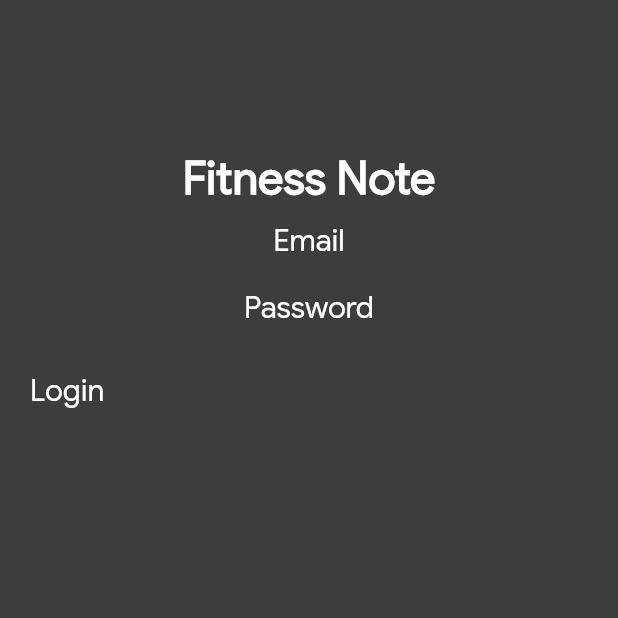
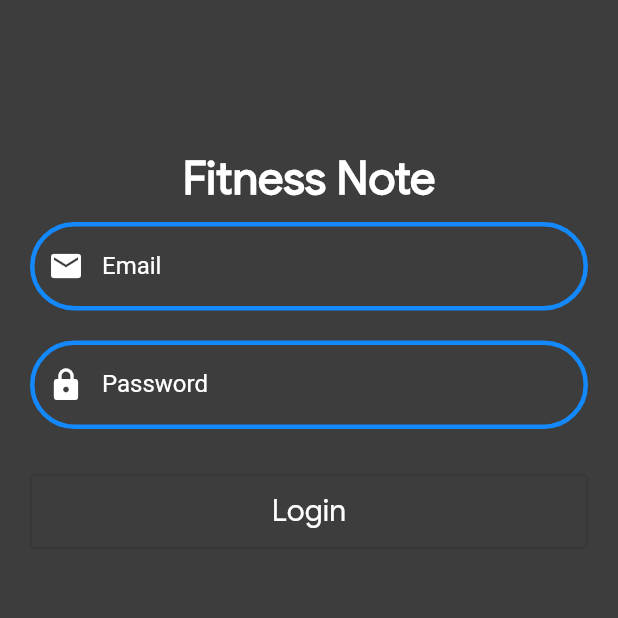
Before and after one commit to xierongchuan/FitnessNote, a Flutter app: the screen it shows after launch, on a phone screen of 412 x 824 dp, the top half of it. Run offline on Flutter 3.47's test engine with Material 2 defaults, Android fonts, the light colour scheme and no system bars; missing offline and left inert: desktop_window.

Commit message:
Initial commit

```diff
--- a/lib/gtl.dart
+++ b/lib/gtl.dart
@@ -7,36 +7,92 @@ import 'package:flutter/material.dart';
 
 // Variables
 
-final Color mBlue = Color(0xFF1389FD);
-final Color mBlueAlpha = Color(0x881389FD);
-final Color mRed = Color(0xFFA80000);
-final Color mRedAlpha = Color(0x88A80000);
-final Color mGreen = Color(0xFF359D35);
-final Color mGreenAlpha = Color(0x88359D35);
-final Color mGrey = Color(0xFF3D3D3D);
-final Color mGreyAlpha = Color(0x883D3D3D);
-final Color mDarkGrey = Color(0xFF2E2E2E);
-final Color mDarkGreyAlpha = Color(0x882E2E2E);
-final Color mLightGrey = Color(0xFF828282);
-final Color mLightGreyAlpha = Color(0x88828282);
-final Color mOrange = Color(0xFFEB4700);
-final Color mLightOrange = Color(0xFFEB6B00);
-final Color mYellow = Color(0xFFDDCC00);
-final Color mLightYellow = Color(0xFFEBE15D);
-final Color mWhite = Color(0xFFFFFFFF);
-final Color mWhiteAlpha = Color(0x88FFFFFF);
+const Color mBlue = Color(0xFF1389FD);
+const Color mBlueAlpha = Color(0x881389FD);
+const Color mRed = Color(0xFFA80000);
+const Color mRedAlpha = Color(0x88A80000);
+const Color mGreen = Color(0xFF359D35);
+const Color mGreenAlpha = Color(0x88359D35);
+const Color mGrey = Color(0xFF3D3D3D);
+const Color mGreyAlpha = Color(0x883D3D3D);
+const Color mDarkGrey = Color(0xFF2E2E2E);
+const Color mDarkGreyAlpha = Color(0x882E2E2E);
+const Color mLightGrey = Color(0xFF828282);
+const Color mLightGreyAlpha = Color(0x88828282);
+const Color mOrange = Color(0xFFEB4700);
+const Color mLightOrange = Color(0xFFEB6B00);
+const Color mYellow = Color(0xFFDDCC00);
+const Color mLightYellow = Color(0xFFEBE15D);
+const Color mWhite = Color(0xFFFFFFFF);
+const Color mWhiteAlpha = Color(0x88FFFFFF);
+const Color mTransparent = Color(0x00FF00FF);
 
 // Functions
 
-Widget mIcon(
+OutlinedButton mButton(
+    {
+      required Widget child,
+      required void onPressed(),
+      Color foregroundColor = mGreen,
+      Color overlayColor = mLightGreyAlpha,
+    }
+    ) {
+  return OutlinedButton(
+    style: ButtonStyle(
+      foregroundColor: MaterialStateProperty.all<Color>(foregroundColor),
+      overlayColor: MaterialStateProperty.all<Color>(overlayColor),
+    ),
+    onPressed: onPressed,
+    child: child
+  );
+}
+
+Widget mTextField(
+    {
+      required Icon icon,
+      required String hint,
+      required TextEditingController controller,
+      bool obscure = false
+    }
+    ) {
+  return Container(
+    padding: EdgeInsets.only(left: 20, right: 20),
+    child: TextField(
+      controller: controller,
+      obscureText: obscure,
+      style: TextStyle(
+        color: mWhite,
+      ),
+      decoration: InputDecoration(
+        labelText: hint,
+        labelStyle: TextStyle(color: mWhite),
+        focusedBorder: OutlineInputBorder(
+          borderRadius: BorderRadius.all(Radius.circular(12.5)),
+          borderSide: BorderSide(color: mBlue, width: 3),
+        ),
+        enabledBorder: OutlineInputBorder(
+          borderRadius: BorderRadius.all(Radius.circular(30)),
+          borderSide: BorderSide(color: mBlue, width: 3),
+        ),
+        // hintText: hint,
+        prefixIcon: Padding(
+          padding: EdgeInsets.only(left: 10, right: 10,),
+          child: icon,
+        ),
+      )
+    ),
+  );
+}
+
+Icon mIcon(
     IconData? icon,
     {
-      Color color = Colors.white,
+      Color color = mWhite,
       double size = 24.0
     }
     ) {
   return Icon(
-    icon ?? Icons.ad_units,
+    icon ?? Icons.account_box,
     color: color,
     size: size,
   );
@@ -47,8 +103,8 @@ Widget mText100(
     {
       double size = 100.0,
       String family = 'Google',
-      Color color = Colors.white,
-      Color backgroundColor = Colors.transparent,
+      Color color = mWhite,
+      Color backgroundColor = mTransparent,
       FontWeight fontWeight = FontWeight.normal
     }
     ) {
@@ -69,8 +125,8 @@ Widget mText90(
     {
       double size = 90.0,
       String family = 'Google',
-      Color color = Colors.white,
-      Color backgroundColor = Colors.transparent,
+      Color color = mWhite,
+      Color backgroundColor = mTransparent,
       FontWeight fontWeight = FontWeight.normal
     }
     ) {
@@ -91,8 +147,8 @@ Widget mText80(
     {
       double size = 80.0,
       String family = 'Google',
-      Color color = Colors.white,
-      Color backgroundColor = Colors.transparent,
+      Color color = mWhite,
+      Color backgroundColor = mTransparent,
       FontWeight fontWeight = FontWeight.normal
     }
     ) {
@@ -113,8 +169,8 @@ Widget mText70(
     {
       double size = 70.0,
       String family = 'Google',
-      Color color = Colors.white,
-      Color backgroundColor = Colors.transparent,
+      Color color = mWhite,
+      Color backgroundColor = mTransparent,
       FontWeight fontWeight = FontWeight.normal
     }
     ) {
@@ -135,8 +191,8 @@ Widget mText60(
     {
       double size = 60.0,
       String family = 'Google',
-      Color color = Colors.white,
-      Color backgroundColor = Colors.transparent,
+      Color color = mWhite,
+      Color backgroundColor = mTransparent,
       FontWeight fontWeight = FontWeight.normal
     }
     ) {
@@ -157,8 +213,8 @@ Widget mText50(
     {
       double size = 50.0,
       String family = 'Google',
-      Color color = Colors.white,
-      Color backgroundColor = Colors.transparent,
+      Color color = mWhite,
+      Color backgroundColor = mTransparent,
       FontWeight fontWeight = FontWeight.normal
     }
     ) {
@@ -179,8 +235,8 @@ Widget mText40(
     {
       double size = 40.0,
       String family = 'Google',
-      Color color = Colors.white,
-      Color backgroundColor = Colors.transparent,
+      Color color = mWhite,
+      Color backgroundColor = mTransparent,
       FontWeight fontWeight = FontWeight.normal
     }
     ) {
@@ -201,8 +257,8 @@ Widget mText30(
     {
       double size = 30.0,
       String family = 'Google',
-      Color color = Colors.white,
-      Color backgroundColor = Colors.transparent,
+      Color color = mWhite,
+      Color backgroundColor = mTransparent,
       FontWeight fontWeight = FontWeight.normal
     }
     ) {
@@ -223,8 +279,8 @@ Widget mText20(
     {
       double size = 20.0,
       String family = 'Google',
-      Color color = Colors.white,
-      Color backgroundColor = Colors.transparent,
+      Color color = mWhite,
+      Color backgroundColor = mTransparent,
       FontWeight fontWeight = FontWeight.normal
     }
     ) {
@@ -245,8 +301,8 @@ Widget mText10(
     {
       double size = 10.0,
       String family = 'Google',
-      Color color = Colors.white,
-      Color backgroundColor = Colors.transparent,
+      Color color = mWhite,
+      Color backgroundColor = mTransparent,
       FontWeight fontWeight = FontWeight.normal
     }
     ) {
@@ -267,8 +323,8 @@ Widget mText15(
     {
       double size = 15.0,
       String family = 'Google',
-      Color color = Colors.white,
-      Color backgroundColor = Colors.transparent,
+      Color color = mWhite,
+      Color backgroundColor = mTransparent,
       FontWeight fontWeight = FontWeight.normal
     }
     ) {
@@ -289,8 +345,8 @@ Widget mText5(
     {
       double size = 5.0,
       String family = 'Google',
-      Color color = Colors.white,
-      Color backgroundColor = Colors.transparent,
+      Color color = mWhite,
+      Color backgroundColor = mTransparent,
       FontWeight fontWeight = FontWeight.normal
     }
     ) {
--- a/lib/pages/authPage.dart
+++ b/lib/pages/authPage.dart
@@ -1,6 +1,5 @@
+import 'package:flutter/material.dart';
 import 'package:fitnessnote/gtl.dart';
-
-import 'package:flutter/material.dart';
 
 class AuthPage extends StatefulWidget {
   const AuthPage({Key? key}) : super(key: key);
@@ -10,6 +9,10 @@ class AuthPage extends StatefulWidget {
 }
 
 class _AuthPageState extends State<AuthPage> {
+
+  TextEditingController _emailController = TextEditingController();
+  TextEditingController _passwordController = TextEditingController();
+
   @override
   Widget build(BuildContext context) {
 
@@ -30,11 +33,21 @@ class _AuthPageState extends State<AuthPage> {
           children: <Widget>[
             Padding(
               padding: EdgeInsets.only(bottom: 20, top: 10,),
-              child: mText20('Email'),
+              child: mTextField(
+                icon: mIcon(Icons.email),
+                hint: "Email",
+                controller: _emailController,
+                obscure: false,
+              ),
             ),
             Padding(
               padding: EdgeInsets.only(bottom: 20),
-              child: mText20('Password'),
+              child: mTextField(
+                icon: mIcon(Icons.lock),
+                hint: "Password",
+                controller: _passwordController,
+                obscure: true,
+              ),
             ),
             SizedBox(height: 10,),
             Padding(
@@ -42,7 +55,10 @@ class _AuthPageState extends State<AuthPage> {
               child: Container(
                 height: 50,
                 width: MediaQuery.of(context).size.width,
-                child: mText20(label),
+                child: mButton(
+                  child: mText20('Login'),
+                  onPressed: (){print('gg');},
+                ),
               ),
             ),
           ],
```
